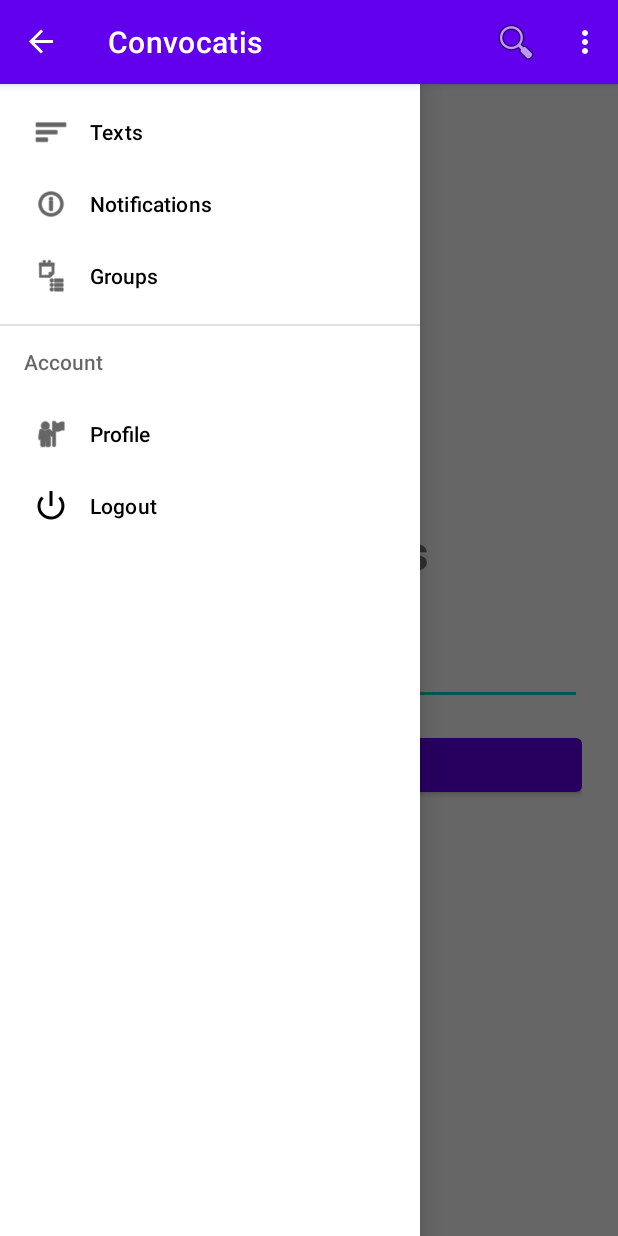
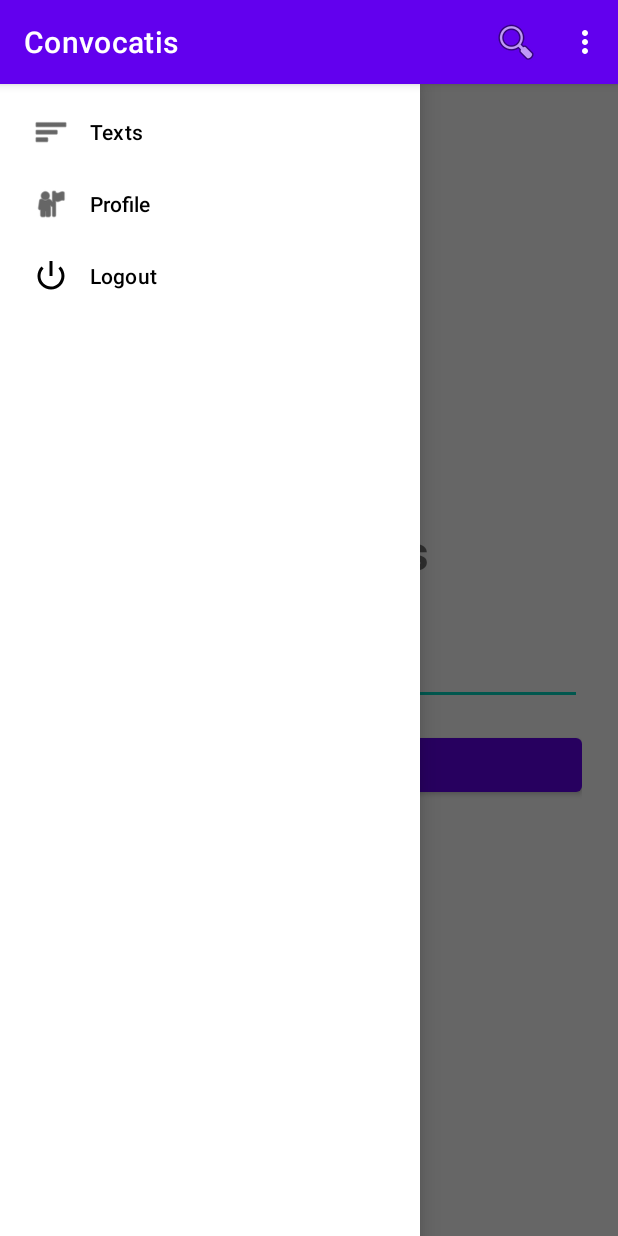
Before and after one commit to aivarszar/Lugsanu-gramata, an Android app: the screen it shows after launch (MainActivity), with the side drawer open, on a phone screen of 412 x 824 dp. Run offline under Robolectric (Android 15) with nearby library versions, the phone set to English and light mode, and no system bars; our stand-ins replace Room's generated code; 1 statement that could not run was skipped.

```diff
--- a/app/build.gradle.kts
+++ b/app/build.gradle.kts
@@ -91,9 +91,6 @@ dependencies {
     // SharedPreferences
     implementation("androidx.preference:preference-ktx:1.2.1")
 
-    // WorkManager (for alarms/notifications)
-    implementation("androidx.work:work-runtime-ktx:2.9.0")
-
     // Drawer Layout
     implementation("androidx.drawerlayout:drawerlayout:1.2.0")
 
--- a/app/src/main/AndroidManifest.xml
+++ b/app/src/main/AndroidManifest.xml
@@ -3,8 +3,6 @@
     xmlns:tools="http://schemas.android.com/tools">
 
     <uses-permission android:name="android.permission.INTERNET" />
-    <uses-permission android:name="android.permission.POST_NOTIFICATIONS" />
-    <uses-permission android:name="android.permission.SCHEDULE_EXACT_ALARM" />
 
     <application
         android:name=".ConvocatisApplication"
--- a/app/src/main/java/com/convocatis/app/MainActivity.kt
+++ b/app/src/main/java/com/convocatis/app/MainActivity.kt
@@ -3,16 +3,13 @@ package com.convocatis.app
 import android.os.Bundle
 import android.view.Menu
 import android.view.MenuItem
-import android.view.View
 import androidx.appcompat.app.ActionBarDrawerToggle
 import androidx.appcompat.app.AppCompatActivity
 import androidx.appcompat.widget.SearchView
 import androidx.core.view.GravityCompat
 import androidx.drawerlayout.widget.DrawerLayout
 import androidx.fragment.app.Fragment
-import com.convocatis.app.ui.fragments.GroupsFragment
 import com.convocatis.app.ui.fragments.LoginFragment
-import com.convocatis.app.ui.fragments.NotificationsFragment
 import com.convocatis.app.ui.fragments.ProfileFragment
 import com.convocatis.app.ui.fragments.TextReadingFragment
 import com.convocatis.app.ui.fragments.TextsFragment
@@ -23,7 +20,6 @@ class MainActivity : AppCompatActivity(), NavigationView.OnNavigationItemSelecte
     private lateinit var drawerLayout: DrawerLayout
     private lateinit var navView: NavigationView
     private lateinit var toggle: ActionBarDrawerToggle
-    private lateinit var menuLayout: View
     private var currentFragment: Fragment? = null
 
     var onSearchTermChangedListener: ((String) -> Unit)? = null
@@ -33,7 +29,6 @@ class MainActivity : AppCompatActivity(), NavigationView.OnNavigationItemSelecte
         setContentView(R.layout.activity_main_drawer)
 
         setupNavigationDrawer()
-        setupCustomMenu()
 
         // Check if user is logged in
         val profile = ConvocatisApplication.getInstance().getProfile()
@@ -62,33 +57,9 @@ class MainActivity : AppCompatActivity(), NavigationView.OnNavigationItemSelecte
         toggle.syncState()
     }
 
-    private fun setupCustomMenu() {
-        menuLayout = findViewById(R.id.menu_layout)
-
-        findViewById<View>(R.id.menu_texts).setOnClickListener {
-            showTextsFragment()
-            drawerLayout.closeDrawers()
-        }
-
-        findViewById<View>(R.id.menu_notifs).setOnClickListener {
-            showNotificationsFragment()
-            drawerLayout.closeDrawers()
-        }
-
-        findViewById<View>(R.id.menu_groups).setOnClickListener {
-            val profile = ConvocatisApplication.getInstance().getProfile()
-            if (!profile.nick.isNullOrEmpty()) {
-                showGroupsFragment()
-                drawerLayout.closeDrawers()
-            }
-        }
-    }
-
     override fun onNavigationItemSelected(item: MenuItem): Boolean {
         when (item.itemId) {
             R.id.nav_texts -> showTextsFragment()
-            R.id.nav_notifications -> showNotificationsFragment()
-            R.id.nav_groups -> showGroupsFragment()
             R.id.nav_profile -> showProfileFragment()
             R.id.nav_logout -> showLoginFragment(true)
         }
@@ -96,49 +67,42 @@ class MainActivity : AppCompatActivity(), NavigationView.OnNavigationItemSelecte
         return true
     }
 
-    private fun showFragment(fragment: Fragment, title: String, showMenu: Boolean = true) {
+    private fun showFragment(fragment: Fragment, title: String) {
         currentFragment = fragment
         supportFragmentManager.beginTransaction()
             .replace(R.id.nav_host_fragment, fragment)
             .commit()
 
         supportActionBar?.title = title
-        menuLayout.visibility = if (showMenu) View.VISIBLE else View.GONE
 
         // Enable/disable drawer based on fragment
         if (fragment is LoginFragment || fragment is TextReadingFragment) {
             drawerLayout.setDrawerLockMode(DrawerLayout.LOCK_MODE_LOCKED_CLOSED)
+            supportActionBar?.setDisplayHomeAsUpEnabled(false)
         } else {
             drawerLayout.setDrawerLockMode(DrawerLayout.LOCK_MODE_UNLOCKED)
+            supportActionBar?.setDisplayHomeAsUpEnabled(true)
         }
     }
 
     fun showTextsFragment() {
-        showFragment(TextsFragment(), "Texts", true)
-    }
-
-    fun showNotificationsFragment() {
-        showFragment(NotificationsFragment(), "Notifications", true)
-    }
-
-    fun showGroupsFragment() {
-        showFragment(GroupsFragment(), "Groups", true)
+        showFragment(TextsFragment(), "Texts")
     }
 
     fun showProfileFragment() {
-        showFragment(ProfileFragment(), "Profile", false)
+        showFragment(ProfileFragment(), "Profile")
     }
 
     fun showLoginFragment(doLogout: Boolean = false) {
         if (doLogout) {
             ConvocatisApplication.getInstance().clearProfile()
         }
-        showFragment(LoginFragment(), "Convocatis", false)
+        showFragment(LoginFragment(), "Convocatis")
     }
 
     fun showTextReadingFragment(textEntity: com.convocatis.app.database.entity.TextEntity) {
         val fragment = TextReadingFragment.newInstance(textEntity)
-        showFragment(fragment, "Reading", false)
+        showFragment(fragment, "Reading")
     }
 
     override fun onCreateOptionsMenu(menu: Menu?): Boolean {
--- a/app/src/main/java/com/convocatis/app/database/AppDatabase.kt
+++ b/app/src/main/java/com/convocatis/app/database/AppDatabase.kt
@@ -4,16 +4,12 @@ import android.content.Context
 import androidx.room.Database
 import androidx.room.Room
 import androidx.room.RoomDatabase
-import com.convocatis.app.database.dao.GroupDao
-import com.convocatis.app.database.dao.NotificationDao
 import com.convocatis.app.database.dao.TextDao
 import com.convocatis.app.database.entity.*
 
 @Database(
     entities = [
         TextEntity::class,
-        GroupEntity::class,
-        NotificationEntity::class,
         LanguageEntity::class,
         DenominationEntity::class,
         TextUsageEntity::class
@@ -23,8 +19,6 @@ import com.convocatis.app.database.entity.*
 )
 abstract class AppDatabase : RoomDatabase() {
     abstract fun textDao(): TextDao
-    abstract fun groupDao(): GroupDao
-    abstract fun notificationDao(): NotificationDao
 
     companion object {
         @Volatile
--- a/app/src/main/java/com/convocatis/app/database/dao/GroupDao.kt
+++ /dev/null
@@ -1,23 +0,0 @@
-package com.convocatis.app.database.dao
-
-import androidx.lifecycle.LiveData
-import androidx.room.*
-import com.convocatis.app.database.entity.GroupEntity
-
-@Dao
-interface GroupDao {
-    @Query("SELECT * FROM groups ORDER BY name ASC")
-    fun getAllGroups(): LiveData<List<GroupEntity>>
-
-    @Insert(onConflict = OnConflictStrategy.REPLACE)
-    suspend fun insertGroup(group: GroupEntity): Long
-
-    @Update
-    suspend fun updateGroup(group: GroupEntity)
-
-    @Delete
-    suspend fun deleteGroup(group: GroupEntity)
-
-    @Query("DELETE FROM groups")
-    suspend fun deleteAllGroups()
-}
--- a/app/src/main/java/com/convocatis/app/database/dao/NotificationDao.kt
+++ /dev/null
@@ -1,23 +0,0 @@
-package com.convocatis.app.database.dao
-
-import androidx.lifecycle.LiveData
-import androidx.room.*
-import com.convocatis.app.database.entity.NotificationEntity
-
-@Dao
-interface NotificationDao {
-    @Query("SELECT * FROM notifications ORDER BY createdAt DESC")
-    fun getAllNotifications(): LiveData<List<NotificationEntity>>
-
-    @Insert(onConflict = OnConflictStrategy.REPLACE)
-    suspend fun insertNotification(notification: NotificationEntity): Long
-
-    @Update
-    suspend fun updateNotification(notification: NotificationEntity)
-
-    @Delete
-    suspend fun deleteNotification(notification: NotificationEntity)
-
-    @Query("DELETE FROM notifications")
-    suspend fun deleteAllNotifications()
-}
--- a/app/src/main/res/layout/activity_main_drawer.xml
+++ b/app/src/main/res/layout/activity_main_drawer.xml
@@ -8,62 +8,10 @@
     tools:context=".MainActivity">
 
     <!-- Main content -->
-    <LinearLayout
+    <androidx.fragment.app.FragmentContainerView
+        android:id="@+id/nav_host_fragment"
         android:layout_width="match_parent"
-        android:layout_height="match_parent"
-        android:orientation="vertical">
-
-        <!-- Custom tab-like menu -->
-        <LinearLayout
-            android:id="@+id/menu_layout"
-            android:layout_width="match_parent"
-            android:layout_height="wrap_content"
-            android:orientation="horizontal"
-            android:background="?attr/colorPrimary"
-            android:paddingVertical="12dp">
-
-            <TextView
-                android:id="@+id/menu_texts"
-                android:layout_width="0dp"
-                android:layout_height="wrap_content"
-                android:layout_weight="1"
-                android:text="Texts"
-                android:textColor="@android:color/white"
-                android:textSize="16sp"
-                android:gravity="center"
-                android:padding="8dp" />
-
-            <TextView
-                android:id="@+id/menu_notifs"
-                android:layout_width="0dp"
-                android:layout_height="wrap_content"
-                android:layout_weight="1"
-                android:text="Notifications"
-                android:textColor="@android:color/white"
-                android:textSize="16sp"
-                android:gravity="center"
-                android:padding="8dp" />
-
-            <TextView
-                android:id="@+id/menu_groups"
-                android:layout_width="0dp"
-                android:layout_height="wrap_content"
-                android:layout_weight="1"
-                android:text="Groups"
-                android:textColor="@android:color/white"
-                android:textSize="16sp"
-                android:gravity="center"
-                android:padding="8dp" />
-        </LinearLayout>
-
-        <!-- Fragment container -->
-        <androidx.fragment.app.FragmentContainerView
-            android:id="@+id/nav_host_fragment"
-            android:layout_width="match_parent"
-            android:layout_height="0dp"
-            android:layout_weight="1" />
-
-    </LinearLayout>
+        android:layout_height="match_parent" />
 
     <!-- Navigation drawer -->
     <com.google.android.material.navigation.NavigationView
--- a/app/src/main/res/menu/drawer_menu.xml
+++ b/app/src/main/res/menu/drawer_menu.xml
@@ -6,24 +6,12 @@
             android:icon="@android:drawable/ic_menu_sort_by_size"
             android:title="Texts" />
         <item
-            android:id="@+id/nav_notifications"
-            android:icon="@android:drawable/ic_menu_info_details"
-            android:title="Notifications" />
+            android:id="@+id/nav_profile"
+            android:icon="@android:drawable/ic_menu_myplaces"
+            android:title="Profile" />
         <item
-            android:id="@+id/nav_groups"
-            android:icon="@android:drawable/ic_menu_agenda"
-            android:title="Groups" />
+            android:id="@+id/nav_logout"
+            android:icon="@android:drawable/ic_lock_power_off"
+            android:title="Logout" />
     </group>
-    <item android:title="Account">
-        <menu>
-            <item
-                android:id="@+id/nav_profile"
-                android:icon="@android:drawable/ic_menu_myplaces"
-                android:title="Profile" />
-            <item
-                android:id="@+id/nav_logout"
-                android:icon="@android:drawable/ic_lock_power_off"
-                android:title="Logout" />
-        </menu>
-    </item>
 </menu>
```
Also changed, not shown: app/src/main/java/com/convocatis/app/database/entity/GroupEntity.kt (deleted, +0 -17 lines), app/src/main/java/com/convocatis/app/database/entity/NotificationEntity.kt (deleted, +0 -16 lines), app/src/main/java/com/convocatis/app/ui/fragments/GroupsFragment.kt (deleted, +0 -22 lines), app/src/main/java/com/convocatis/app/ui/fragments/NotificationsFragment.kt (deleted, +0 -22 lines), app/src/main/res/layout/fragment_simple.xml (deleted, +0 -13 lines), 1 other file.
